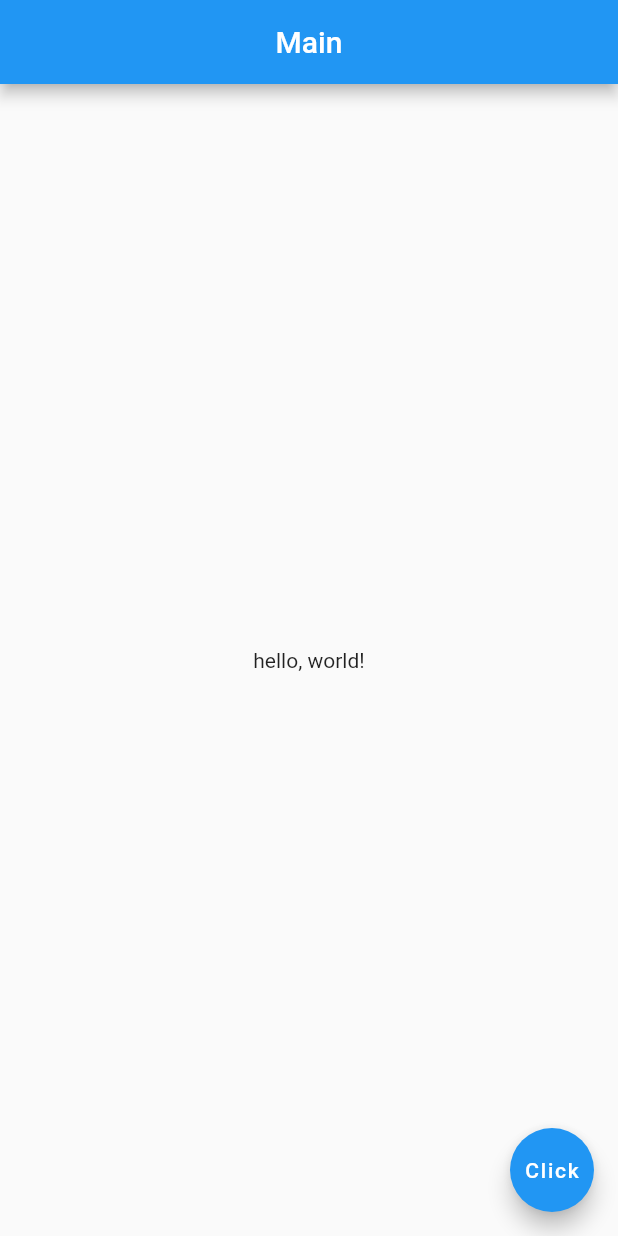
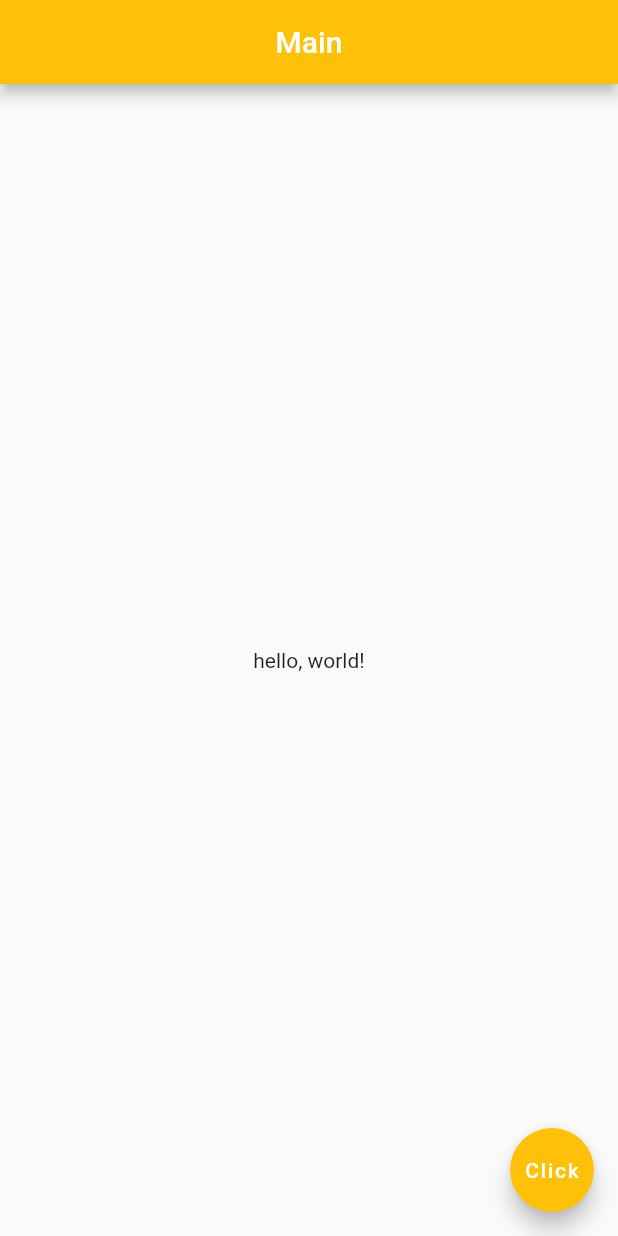
Before and after one commit to TheTahaYaseen/LearningFlutter, a Flutter app: the screen it shows after launch, on a phone screen of 412 x 824 dp. Run offline on Flutter 3.47's test engine with Material 2 defaults, Android fonts, the phone set to English and light mode, and no system bars.

Commit message:
Introduced Baackground Color!

```diff
--- a/app/lib/main.dart
+++ b/app/lib/main.dart
@@ -14,7 +14,7 @@ class MainApp extends StatelessWidget {
   @override
   Widget build(BuildContext context) {
     // Material App Is Always Supposed To Be The Return Type Of Root Widget In Flutter
-    return MaterialApp(
+    return const MaterialApp(
       // Home Page Of Our App Is Defined
       home: MainScreen(),
     );
@@ -33,6 +33,8 @@ class MainScreen extends StatelessWidget {
         // Text() Is Used To Put Text On Screen
         title: const Text("Main"),
         centerTitle: true,
+        // Defines BG | Colors Is A Class With Default Color Values In Flutter
+        backgroundColor: Colors.amber,
       ),
       // Body: Tells What Will Go Inside Body Of The Scaffold
       // Containers Can Only Have One Child Specified By Child:
@@ -45,6 +47,7 @@ class MainScreen extends StatelessWidget {
       // Child: Specifies Child Of Any Widget
       floatingActionButton: FloatingActionButton(
         onPressed: () {},
+        backgroundColor: Colors.amber,
         child: const Text("Click"),
       ),
     );
```
